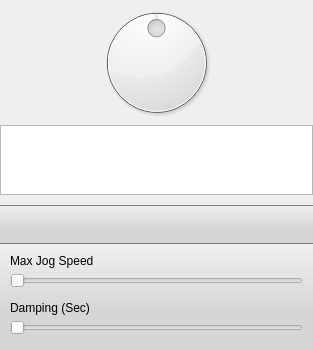
Old version of the form Graffik/gui/film/JogControlManager/jogcontrolpanel.ui in the repository DynamicPerception/Graffik_Legacy.
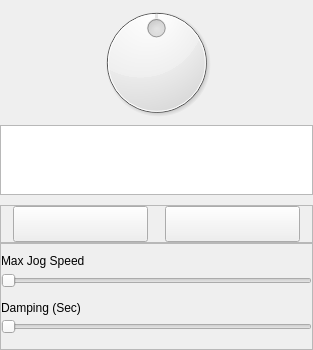
New version of the form. Icons and pictures are not drawn. Custom widgets are drawn as their Qt base class.

```diff
--- a/Graffik/gui/film/JogControlManager/jogcontrolpanel.ui
+++ b/Graffik/gui/film/JogControlManager/jogcontrolpanel.ui
@@ -26,93 +26,7 @@
    <string>Form</string>
   </property>
   <property name="styleSheet">
-   <string notr="true">#jogDial {
-qproperty-backgroundImage: url(:/core/dial-back.png);
-qproperty-needleImage: url(:/core/dial-pointer.png);
-qproperty-maxAngle: 140;
-}
-
-QPushButton#jogHomeButton {
-
-border-image: url(:/core/set-home-normal.png);
- border: 0px transparent;
-padding:5px;
-margin:5px;
-}
-
-QPushButton#jogEndButton {
-
-border-image: url(:/core/set-end-normal.png);
- border: 0px transparent;
-padding:5px;
-margin:5px;
-}
-
-QPushButton#jogHomeButton:pressed {
-border-image: url(:/core/set-home-sel.png);
-}
-
-QPushButton#jogEndButton:pressed {
-border-image: url(:/core/set-end-sel.png);
-}
-
-
-#jogButFrame, #jogSliderFrame {
-border-left: 0px;
-border-right: 0px;
-border-top: 1px solid;
-border-bottom: 0px;
-border-color: rgb(125,125,125);
-background-color:qlineargradient(spread:pad, x1:0, y1:0, x2:0, y2:0.636, stop:0 rgba(241, 241, 241, 255), stop:1 rgba(214, 214, 214, 255));
-}
-
-#jogSliderFrame {
-
-padding-left: 10px;
-padding-right:10px;
-}
-
-#jogDampSlider::groove:horizontal, #jogSpeedSlider::groove:horizontal {
-border-image: url(:/core/slider-back.png); 
- border-left: 0px transparent;
- border-right: 0px transparent;
- border-bottom: -3px transparent;
- border-top: 0px transparent;
- padding: 0px;
- margin: 0px;
-}
-
-#jogDampSlider::handle:horizontal, #jogSpeedSlider::handle:horizontal {
-margin:0px;
-padding:0px;
- image: url(:/core/slider-handle.png);
-}
-
-#jogDampSlider::sub-page:horizontal, #jogSpeedSlider::sub-page:horizontal {
-background-image: url(:/core/slider-back-gray.png); 
-background-clip:content;
-background-repeat:no-repeat;
- border-left: 0px transparent;
- border-right: 0px transparent;
- border-bottom: -3px transparent;
- border-top: 0px transparent;
- padding: 0px;
- margin: 0px;
-}
-
-#devButtonlist {
-border-radius:3px;
-border: 1px solid #000000;
-}
-#devButtonList::item {
-border-bottom: 1px solid;
-border-color:rgb(200, 200, 200);
-}
-#devButtonList::item:selected{
-border-image: url(:/core/sel-list-bg.png);
-border: 0px transparent;
-color:rgb(255,255,255);
-}</string>
+   <string notr="true"/>
   </property>
   <layout class="QGridLayout" name="gridLayout">
    <property name="margin">
```
